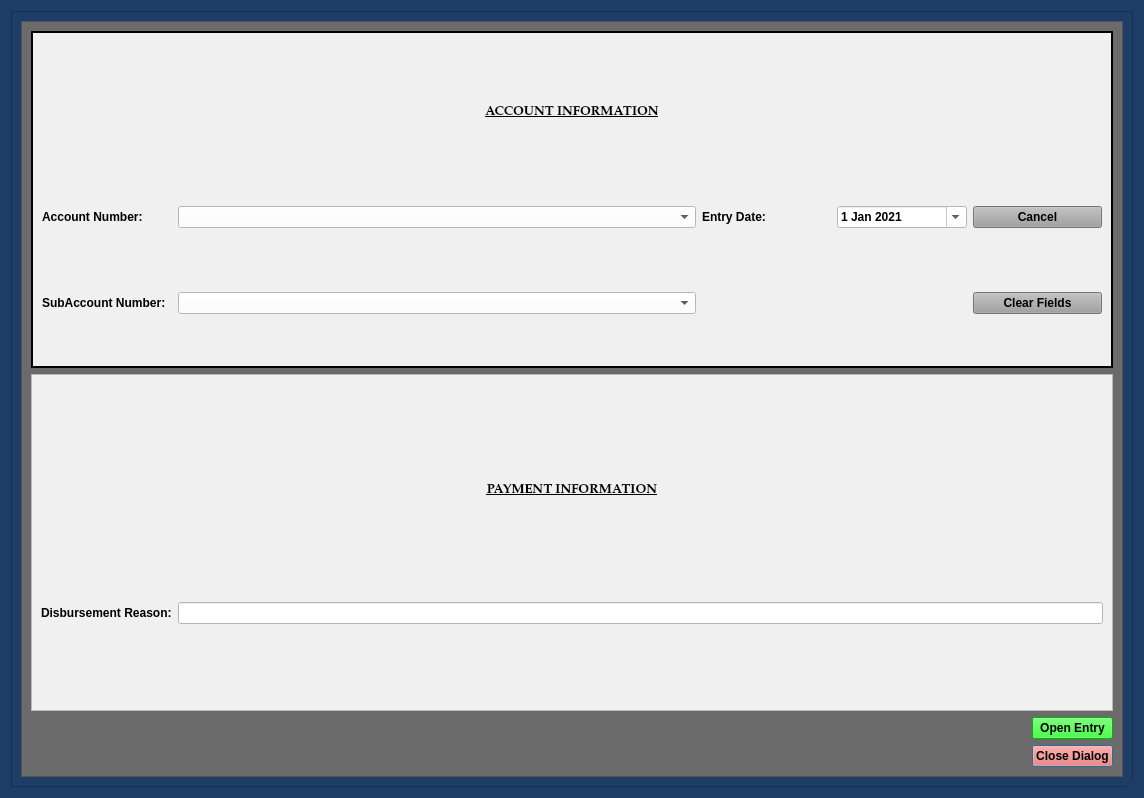
First picture: the form in munientry/views/ui/AdminFiscalDialog.ui, repository HunterProgram22/MuniEntry, before the edit.
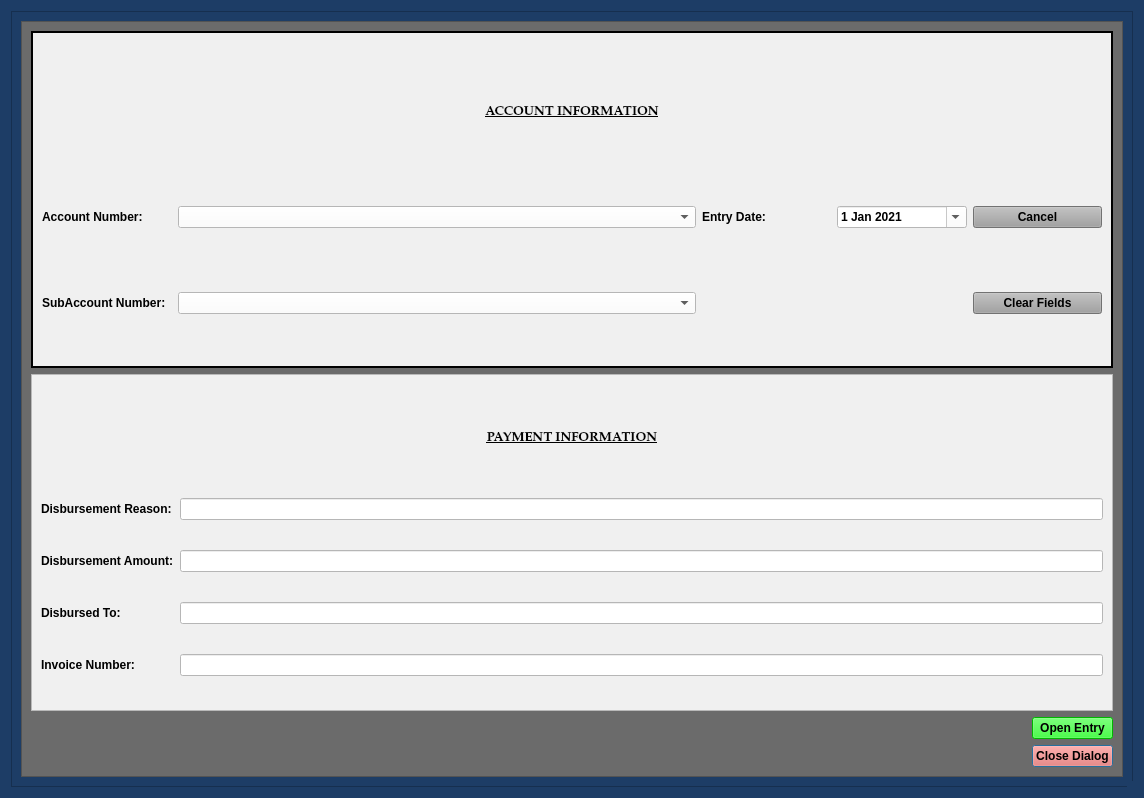
Second picture: the form after the edit. Custom widgets are drawn as their Qt base class.

Commit message: Admin Fiscal working.

```diff
--- a/munientry/views/ui/AdminFiscalDialog.ui
+++ b/munientry/views/ui/AdminFiscalDialog.ui
@@ -423,6 +423,41 @@
              <enum>QFrame::Raised</enum>
             </property>
             <layout class="QGridLayout" name="gridLayout_3">
+             <item row="2" column="0">
+              <widget class="QLabel" name="label_4">
+               <property name="text">
+                <string>Disbursement Amount:</string>
+               </property>
+              </widget>
+             </item>
+             <item row="3" column="0">
+              <widget class="QLabel" name="label_5">
+               <property name="text">
+                <string>Disbursed To:</string>
+               </property>
+              </widget>
+             </item>
+             <item row="2" column="1">
+              <widget class="QLineEdit" name="disbursement_amount_lineEdit">
+               <property name="styleSheet">
+                <string notr="true">background-color: rgb(255, 255, 255);</string>
+               </property>
+              </widget>
+             </item>
+             <item row="3" column="1">
+              <widget class="QLineEdit" name="disbursement_vendor_lineEdit">
+               <property name="styleSheet">
+                <string notr="true">background-color: rgb(255, 255, 255);</string>
+               </property>
+              </widget>
+             </item>
+             <item row="1" column="1">
+              <widget class="QLineEdit" name="disbursement_reason_lineEdit">
+               <property name="styleSheet">
+                <string notr="true">background-color: rgb(255, 255, 255);</string>
+               </property>
+              </widget>
+             </item>
              <item row="0" column="0" colspan="2">
               <widget class="QLabel" name="label_7">
                <property name="maximumSize">
@@ -456,13 +491,20 @@
                </property>
               </widget>
              </item>
-             <item row="1" column="1">
-              <widget class="QLineEdit" name="disbursement_reason_lineEdit">
+             <item row="4" column="1">
+              <widget class="QLineEdit" name="invoice_number_lineEdit">
                <property name="styleSheet">
                 <string notr="true">background-color: rgb(255, 255, 255);</string>
                </property>
               </widget>
              </item>
+             <item row="4" column="0">
+              <widget class="QLabel" name="label_8">
+               <property name="text">
+                <string>Invoice Number:</string>
+               </property>
+              </widget>
+             </item>
             </layout>
            </widget>
           </item>
```
Left out of the diff: 6 changed lines with no effect on the pictures. The commit also changes 6 other files.
